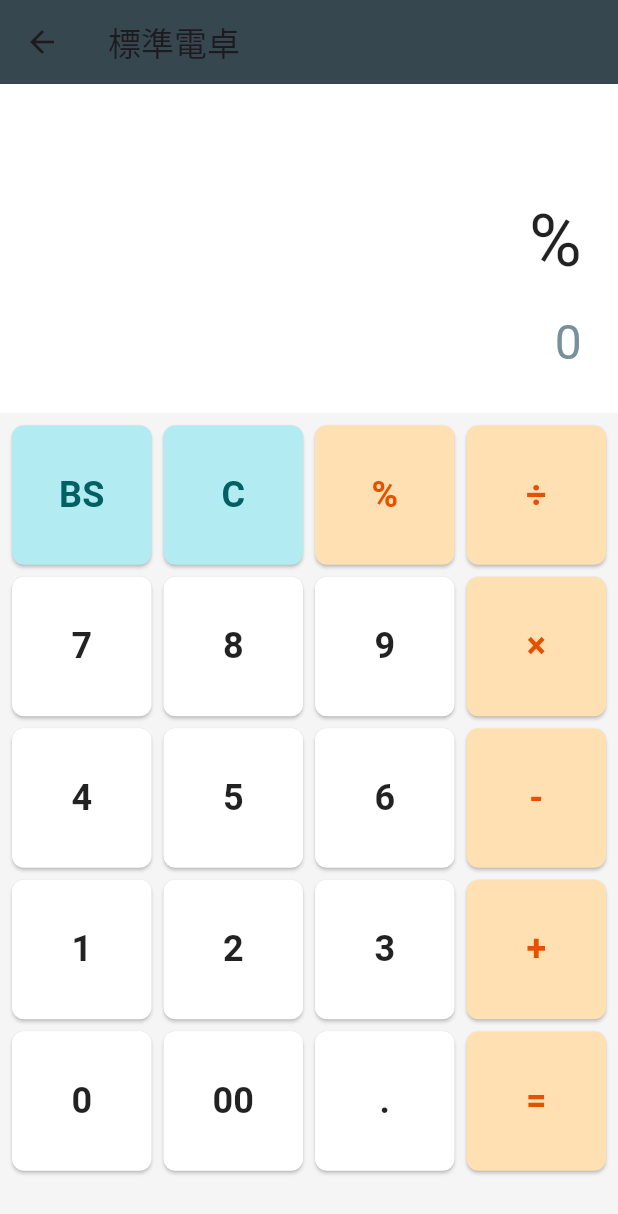
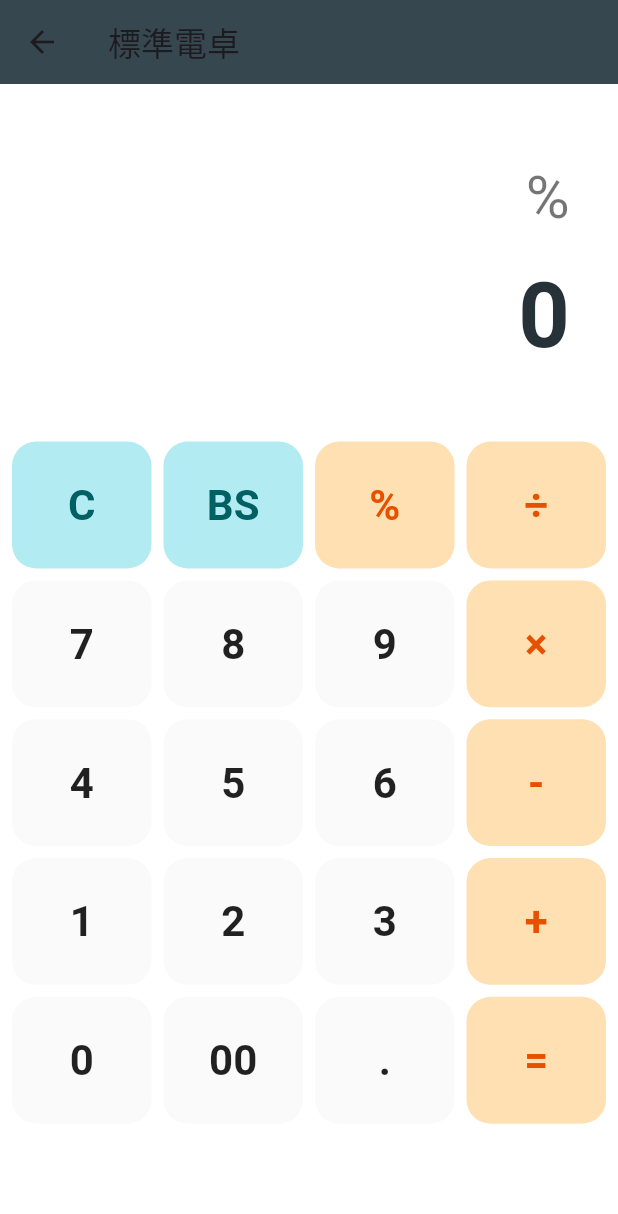
Before and after one commit to k-kei1412/Air-Conditioner, a Flutter app: the SimpleCalcPage screen opened directly, after a tap on an icon or button, on a phone screen of 412 x 824 dp. Shown: the top 1214 px of the screen. Run offline on Flutter 3.47's test engine with Material 3 defaults, Android fonts, the phone set to English and light mode, and no system bars; our stand-ins replace shared_preferences; accounts and stored records are empty.

Commit message:
Update main.dart

```diff
--- a/lib/main.dart
+++ b/lib/main.dart
@@ -216,7 +216,7 @@ class _NojimaThreeCalcPageState extends State<NojimaThreeCalcPage> {
 }
 
 // ---------------------------------------------------------
-// 画面2: シンプル標準電卓 (リアルタイム計算版)
+// 画面2: シンプル標準電卓 (iPad対応・リアルタイム計算版)
 // ---------------------------------------------------------
 class SimpleCalcPage extends StatefulWidget {
   const SimpleCalcPage({super.key});
@@ -225,25 +225,19 @@ class SimpleCalcPage extends StatefulWidget {
 }
 
 class _SimpleCalcPageState extends State<SimpleCalcPage> {
-  String _expression = ""; // 計算式
-  String _result = "0";    // リアルタイムの答え
+  String _expression = "";
+  String _result = "0";
   final formatter = NumberFormat("#,###");
 
   void _btnPressed(String val) {
     setState(() {
       if (val == "C") {
-        _expression = "";
-        _result = "0";
+        _expression = ""; _result = "0";
       } else if (val == "BS") {
-        if (_expression.isNotEmpty) {
-          _expression = _expression.substring(0, _expression.length - 1);
-        }
+        if (_expression.isNotEmpty) _expression = _expression.substring(0, _expression.length - 1);
       } else if (val == "=") {
-        if (_result != "エラー") {
-          _expression = _result.replaceAll(",", "");
-        }
+        if (_result != "エラー" && _result != "...") _expression = _result.replaceAll(",", "");
       } else {
-        // 連続して演算子が打たれないように制御
         if (_isOperator(val) && _expression.isNotEmpty && _isOperator(_expression[_expression.length - 1])) {
           _expression = _expression.substring(0, _expression.length - 1) + val;
         } else {
@@ -257,24 +251,14 @@ class _SimpleCalcPageState extends State<SimpleCalcPage> {
   bool _isOperator(String char) => ["+", "-", "×", "÷", "%"].contains(char);
 
   void _calculateRealTime() {
-    if (_expression.isEmpty) {
-      _result = "0";
-      return;
-    }
+    if (_expression.isEmpty) { _result = "0"; return; }
     try {
-      // 内部計算用に数式を置換
       String evalStr = _expression.replaceAll('×', '*').replaceAll('÷', '/');
-
-      // % の簡易処理 (数字% を 数字/100 に)
       evalStr = evalStr.replaceAllMapped(RegExp(r'(\d+)%'), (match) => "(${match.group(1)}/100)");
-
-      // 簡易的な解析（複雑な数式ならパッケージが必要ですが、四則演算ならこれで対応）
       double calcResult = _evaluateExp(evalStr);
-
       if (calcResult.isInfinite || calcResult.isNaN) {
         _result = "エラー";
       } else {
-        // 小数点以下の処理
         if (calcResult == calcResult.toInt()) {
           _result = formatter.format(calcResult.toInt());
         } else {
@@ -282,37 +266,30 @@ class _SimpleCalcPageState extends State<SimpleCalcPage> {
         }
       }
     } catch (e) {
-      _result = "..."; // 入力途中
+      _result = "...";
     }
   }
 
-  // 四則演算の簡易エバリュエータ
   double _evaluateExp(String exp) {
-    // 末尾が演算子なら無視して計算
     String cleanExp = exp;
-    if (_isOperator(exp[exp.length - 1].replaceAll('*','×').replaceAll('/','÷'))) {
-      cleanExp = exp.substring(0, exp.length - 1);
-    }
+    if (exp.isEmpty) return 0;
+    if ("+-*/".contains(exp[exp.length - 1])) cleanExp = exp.substring(0, exp.length - 1);
 
-    // JSのevalのような機能がDart標準にないため、簡易的な計算ロジック
-    // ※より複雑な計算が必要な場合は 'expressions' パッケージの使用を推奨
     List<String> parts = _tokenize(cleanExp);
     if (parts.isEmpty) return 0;
 
-    // 乗除を先に計算
     for (int i = 0; i < parts.length; i++) {
       if (parts[i] == "*" || parts[i] == "/") {
-        double left = double.parse(parts[i-1]);
-        double right = double.parse(parts[i+1]);
+        double left = double.tryParse(parts[i-1]) ?? 0;
+        double right = double.tryParse(parts[i+1]) ?? 1;
         double res = (parts[i] == "*") ? left * right : left / right;
         parts.replaceRange(i-1, i+2, [res.toString()]);
         i--;
       }
     }
-    // 加減を計算
-    double total = double.parse(parts[0]);
+    double total = double.tryParse(parts[0]) ?? 0;
     for (int i = 1; i < parts.length; i += 2) {
-      double next = double.parse(parts[i+1]);
+      double next = double.tryParse(parts[i+1]) ?? 0;
       if (parts[i] == "+") total += next;
       if (parts[i] == "-") total -= next;
     }
@@ -327,7 +304,7 @@ class _SimpleCalcPageState extends State<SimpleCalcPage> {
   @override
   Widget build(BuildContext context) {
     List<List<String>> grid = [
-      ["BS", "C", "%", "÷"],
+      ["C", "BS", "%", "÷"],
       ["7", "8", "9", "×"],
       ["4", "5", "6", "-"],
       ["1", "2", "3", "+"],
@@ -335,50 +312,58 @@ class _SimpleCalcPageState extends State<SimpleCalcPage> {
     ];
 
     return Scaffold(
-      backgroundColor: Colors.white,
+      backgroundColor: Colors.blueGrey[50], // 少し背景に色をつけて電卓を際立たせる
       appBar: AppBar(title: const Text("標準電卓"), backgroundColor: Colors.blueGrey[800]),
-      body: Column(
+      body: Center(
+        child: ConstrainedBox(
+          constraints: const BoxConstraints(maxWidth: 500), // iPadでも広がりすぎない
+          child: Container(
+            color: Colors.white,
+            child: Column(
               children: [
-          // 表示エリア（写真のような構成）
+                // 表示エリア
                 Expanded(
-            flex: 2,
+                  flex: 3,
                   child: Container(
                     width: double.infinity,
-              padding: const EdgeInsets.all(24),
+                    padding: const EdgeInsets.all(32),
+                    alignment: Alignment.bottomRight,
                     child: Column(
                       mainAxisAlignment: MainAxisAlignment.end,
                       crossAxisAlignment: CrossAxisAlignment.end,
                       children: [
-                  Text(_expression, style: const TextStyle(fontSize: 48, color: Colors.black87)),
-                  const SizedBox(height: 10),
-                  Text(_result, style: TextStyle(fontSize: 32, color: Colors.blueGrey[400])),
+                        Text(_expression, style: const TextStyle(fontSize: 40, color: Colors.black54), maxLines: 2),
+                        const SizedBox(height: 8),
+                        Text(_result, style: TextStyle(fontSize: 60, fontWeight: FontWeight.bold, color: Colors.blueGrey[900])),
                       ],
                     ),
                   ),
                 ),
-          // ボタンエリア（正方形のグリッド）
+                // ボタンエリア
                 Expanded(
-            flex: 5,
-            child: Container(
-              padding: const EdgeInsets.all(4),
-              color: Colors.grey[100],
+                  flex: 7,
+                  child: Padding(
+                    padding: const EdgeInsets.all(8.0),
                     child: GridView.builder(
                       physics: const NeverScrollableScrollPhysics(),
                       gridDelegate: const SliverGridDelegateWithFixedCrossAxisCount(
                         crossAxisCount: 4,
-                  childAspectRatio: 1.0, // ここで正方形に固定
+                        childAspectRatio: 1.1, // 正方形に近い形を維持
+                        mainAxisSpacing: 8,
+                        crossAxisSpacing: 8,
                       ),
                       itemCount: 20,
                       itemBuilder: (context, index) {
-                  int r = index ~/ 4;
-                  int c = index % 4;
-                  String label = grid[r][c];
+                        String label = grid[index ~/ 4][index % 4];
                         return _buildSquareButton(label);
                       },
                     ),
                   ),
                 ),
               ],
+            ),
+          ),
+        ),
       ),
     );
   }
@@ -387,18 +372,15 @@ class _SimpleCalcPageState extends State<SimpleCalcPage> {
     bool isOp = _isOperator(label) || label == "=";
     bool isAction = ["C", "BS"].contains(label);
 
-    return Padding(
-      padding: const EdgeInsets.all(4),
-      child: ElevatedButton(
+    return ElevatedButton(
       onPressed: () => _btnPressed(label),
       style: ElevatedButton.styleFrom(
-          backgroundColor: isAction ? Colors.cyan[100] : (isOp ? Colors.orange[100] : Colors.white),
+        backgroundColor: isAction ? Colors.cyan[100] : (isOp ? Colors.orange[100] : Colors.grey[50]),
         foregroundColor: isAction ? Colors.cyan[900] : (isOp ? Colors.orange[900] : Colors.black87),
-          shape: RoundedRectangleBorder(borderRadius: BorderRadius.circular(8)),
-          elevation: 1,
+        elevation: 0,
+        shape: RoundedRectangleBorder(borderRadius: BorderRadius.circular(16)), // 少し丸みを持たせてモダンに
       ),
-        child: Text(label, style: const TextStyle(fontSize: 24, fontWeight: FontWeight.bold)),
-      ),
+      child: Text(label, style: const TextStyle(fontSize: 28, fontWeight: FontWeight.bold)),
     );
   }
 }
```
Lines whose indentation alone changed are shown as unchanged.
